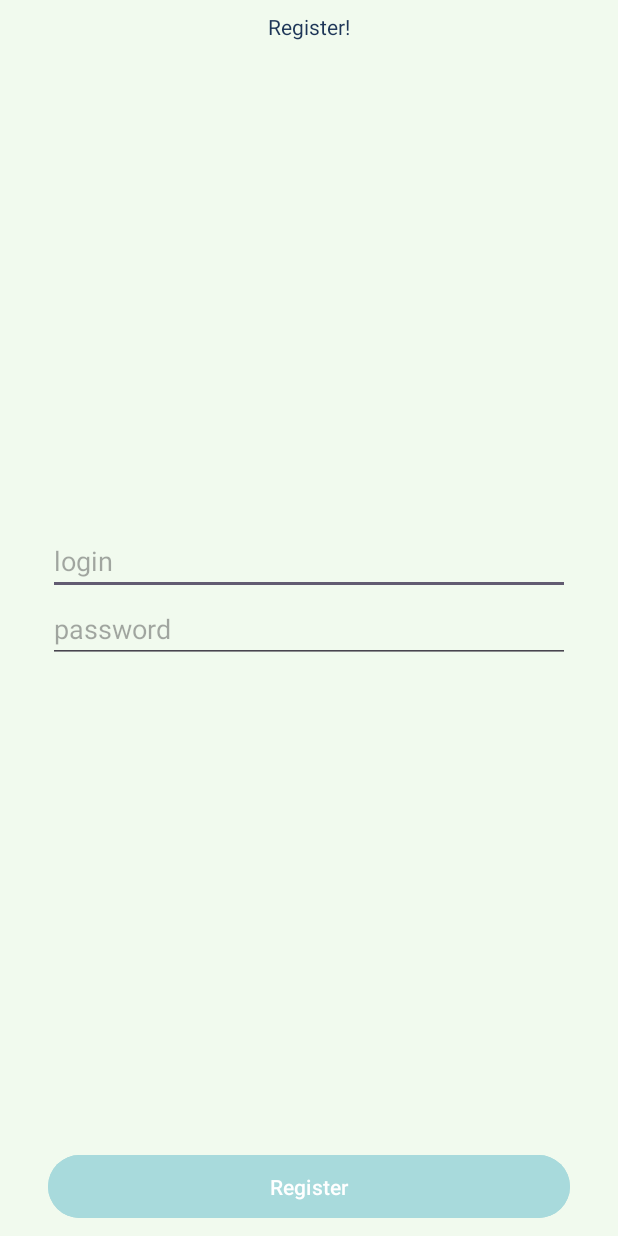
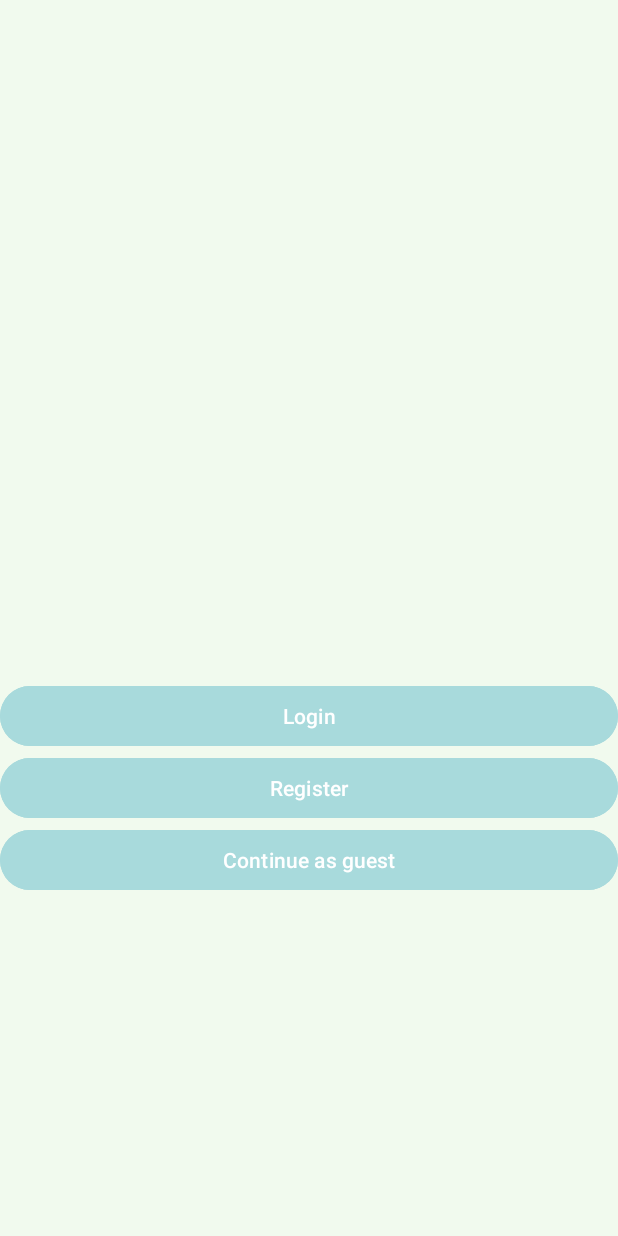
Before and after one commit to aleksandrakyc/kanji-learning-app, an Android app: the screen it shows after launch (MainActivity), on a phone screen of 412 x 824 dp. Run offline under Robolectric (Android 15) with nearby library versions, the phone set to English and light mode, and no system bars.

Commit message:
login ok

```diff
--- /dev/null
+++ b/KanjiApp/app/src/main/java/pl/polsl/kanjiapp/views/StartMenu.java
@@ -0,0 +1,63 @@
+package pl.polsl.kanjiapp.views;
+
+import android.os.Bundle;
+
+import androidx.annotation.NonNull;
+import androidx.annotation.Nullable;
+import androidx.fragment.app.Fragment;
+import androidx.navigation.Navigation;
+
+import android.view.LayoutInflater;
+import android.view.View;
+import android.view.ViewGroup;
+import android.widget.Button;
+
+import pl.polsl.kanjiapp.R;
+
+public class StartMenu extends Fragment {
+
+    Button login, register, guest;
+    public StartMenu() {
+        // Required empty public constructor
+    }
+
+    @Override
+    public void onCreate(Bundle savedInstanceState) {
+        super.onCreate(savedInstanceState);
+    }
+
+    @Override
+    public View onCreateView(LayoutInflater inflater, ViewGroup container,
+                             Bundle savedInstanceState) {
+        // Inflate the layout for this fragment
+        return inflater.inflate(R.layout.fragment_start_menu, container, false);
+    }
+
+    @Override
+    public void onViewCreated(@NonNull View view, @Nullable Bundle savedInstanceState) {
+        super.onViewCreated(view, savedInstanceState);
+        login = getView().findViewById(R.id.buttonLogin);
+        register = getView().findViewById(R.id.buttonRegister);
+        guest = getView().findViewById(R.id.buttonGuest);
+        login.setOnClickListener(new View.OnClickListener() {
+            @Override
+            public void onClick(View v) {
+                Navigation.findNavController(view).navigate(R.id.action_startMenu_to_login);
+            }
+        });
+
+        register.setOnClickListener(new View.OnClickListener() {
+            @Override
+            public void onClick(View v) {
+                Navigation.findNavController(view).navigate(R.id.action_startMenu_to_register);
+            }
+        });
+
+        guest.setOnClickListener(new View.OnClickListener() {
+            @Override
+            public void onClick(View v) {
+                Navigation.findNavController(view).navigate(R.id.action_startMenu_to_CategoryList);
+            }
+        });
+    }
+}
--- a/KanjiApp/app/src/main/res/layout/fragment_login.xml
+++ b/KanjiApp/app/src/main/res/layout/fragment_login.xml
@@ -54,6 +54,6 @@ tools:context=".views.Login">
     android:layout_height="50dp"
     android:layout_weight="0"
     android:backgroundTint="@color/medium"
-    android:text="Register" />
+    android:text="Log in" />
 
 </LinearLayout>
--- /dev/null
+++ b/KanjiApp/app/src/main/res/layout/fragment_start_menu.xml
@@ -0,0 +1,56 @@
+<?xml version="1.0" encoding="utf-8"?>
+<FrameLayout xmlns:android="http://schemas.android.com/apk/res/android"
+    xmlns:app="http://schemas.android.com/apk/res-auto"
+    xmlns:tools="http://schemas.android.com/tools"
+    android:layout_width="match_parent"
+    android:layout_height="match_parent"
+    tools:context=".views.StartMenu">
+
+    <LinearLayout
+        android:layout_width="match_parent"
+        android:layout_height="match_parent"
+        android:orientation="vertical">
+
+        <Space
+            android:layout_weight="1"
+            android:layout_width="match_parent"
+            android:layout_height="wrap_content" />
+
+        <ImageView
+            android:id="@+id/imageView"
+            android:layout_width="match_parent"
+            android:layout_height="wrap_content"
+            tools:src="@tools:sample/avatars" />
+
+        <Space
+            android:layout_weight="1"
+            android:layout_width="match_parent"
+            android:layout_height="wrap_content" />
+
+        <Button
+            android:id="@+id/buttonLogin"
+            android:backgroundTint="@color/medium"
+            android:layout_width="match_parent"
+            android:layout_height="wrap_content"
+            android:text="Login" />
+
+        <Button
+            android:id="@+id/buttonRegister"
+            android:backgroundTint="@color/medium"
+            android:layout_width="match_parent"
+            android:layout_height="wrap_content"
+            android:text="Register" />
+
+        <Button
+            android:id="@+id/buttonGuest"
+            android:backgroundTint="@color/medium"
+            android:layout_width="match_parent"
+            android:layout_height="wrap_content"
+            android:text="Continue as guest" />
+
+        <Space
+            android:layout_weight="1"
+            android:layout_width="match_parent"
+            android:layout_height="wrap_content" />
+    </LinearLayout>
+</FrameLayout>
--- a/KanjiApp/app/src/main/res/navigation/nav_graph.xml
+++ b/KanjiApp/app/src/main/res/navigation/nav_graph.xml
@@ -3,10 +3,10 @@
     xmlns:app="http://schemas.android.com/apk/res-auto"
     xmlns:tools="http://schemas.android.com/tools"
     android:id="@+id/nav_graph"
-    app:startDestination="@id/register">
+    app:startDestination="@id/startMenu">
 
     <fragment
-        android:id="@+id/startMenu"
+        android:id="@+id/CategoryList"
         android:name="pl.polsl.kanjiapp.views.CategoryList"
         android:label="@string/fragment_start_menu"
         tools:layout="@layout/fragment_category_list" >
@@ -69,8 +69,8 @@
         android:label="fragment_login"
         tools:layout="@layout/fragment_register" >
         <action
-            android:id="@+id/action_register_to_startMenu"
-            app:destination="@id/startMenu" />
+            android:id="@+id/action_register_to_login"
+            app:destination="@id/login" />
     </fragment>
     <fragment
         android:id="@+id/login"
@@ -78,7 +78,22 @@
         android:label="fragment_login"
         tools:layout="@layout/fragment_login" >
         <action
-            android:id="@+id/action_login_to_startMenu"
-            app:destination="@id/startMenu" />
+            android:id="@+id/action_login_to_category_list"
+            app:destination="@id/CategoryList" />
+    </fragment>
+    <fragment
+        android:id="@+id/startMenu"
+        android:name="pl.polsl.kanjiapp.views.StartMenu"
+        android:label="fragment_start_menu"
+        tools:layout="@layout/fragment_start_menu" >
+        <action
+            android:id="@+id/action_startMenu_to_register"
+            app:destination="@id/register" />
+        <action
+            android:id="@+id/action_startMenu_to_login"
+            app:destination="@id/login" />
+        <action
+            android:id="@+id/action_startMenu_to_CategoryList"
+            app:destination="@id/CategoryList" />
     </fragment>
 </navigation>
```
Also changed, not shown: KanjiApp/app/src/main/java/pl/polsl/kanjiapp/views/Login.java (+60 -1 lines), KanjiApp/app/src/main/java/pl/polsl/kanjiapp/views/Register.java (+30 -5 lines), KanjiApp/app/src/main/res/layout/fragment_register.xml (+7 -0 lines).
